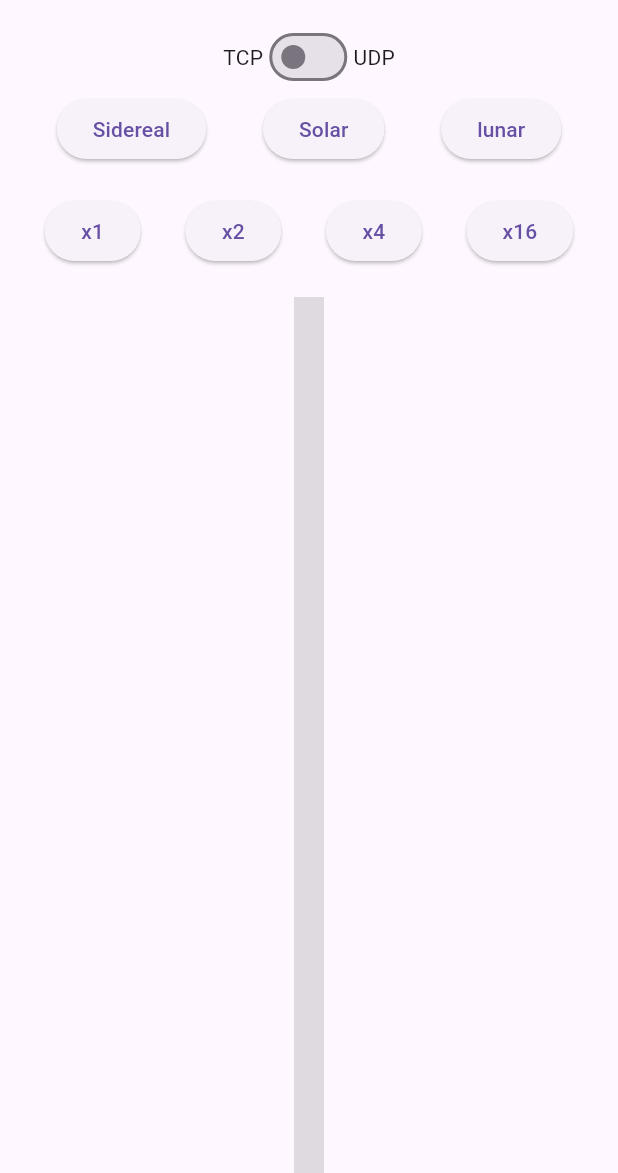
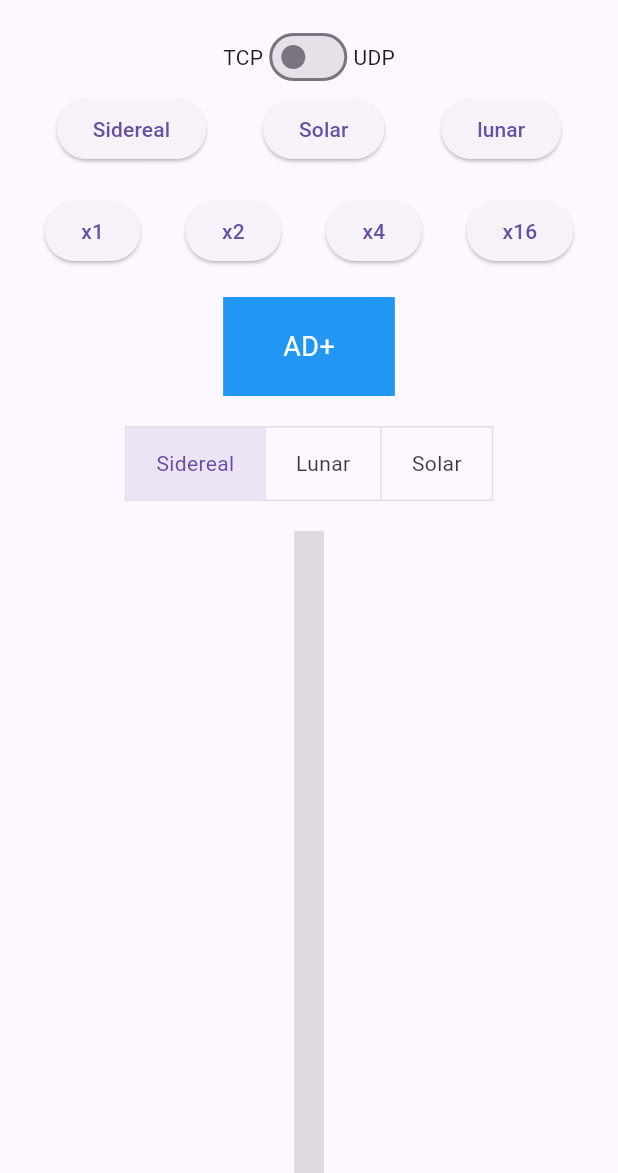
Before and after one commit to air01a/Jonckheere_pilot, a Flutter app: the screen it shows after launch, on a phone screen of 412 x 824 dp, the part 63-1236 px from its top. Run offline on Flutter 3.47's test engine with Material 3 defaults, Android fonts, the phone set to English and light mode, and no system bars.

Commit message:
switch button

```diff
--- a/udp_button_app/lib/main.dart
+++ b/udp_button_app/lib/main.dart
@@ -32,7 +32,8 @@ class _MyHomePageState extends State<MyHomePage> {
   final int serverPort = 4000;
   List<String> debugMessages = [];
   bool udp=false;
-
+  List<bool> _selections = [true, false, false]; // Le premier est sélectionné par défaut
+  String _selectedOption = 'sidereal';
 
    Future<void>  sendUdpMessage(String message) async {
     try {
@@ -168,6 +169,64 @@ Future<void> sendMessage(String message) async {
                 ),
               ],
             ),
+            GestureDetector(
+            onTapDown: (_) {
+              sendMessage("x4");
+            },
+            onTapUp: (_) {
+              sendMessage("x1");
+            },
+            child: Container(
+              margin: EdgeInsets.all(20),
+              padding: EdgeInsets.symmetric(horizontal: 40, vertical: 20),
+              color: Colors.blue,
+              child: Text(
+                'AD+',
+                style: TextStyle(color: Colors.white, fontSize: 18),
+              ),
+            ),
+          ),
+
+          Column(
+        mainAxisAlignment: MainAxisAlignment.center,
+        children: <Widget>[
+          ToggleButtons(
+            isSelected: _selections,
+            onPressed: (int index) {
+              setState(() {
+                for (int i = 0; i < _selections.length; i++) {
+                  _selections[i] = i == index;  // Seul un bouton peut être sélectionné
+                }
+                switch (index) {
+                  case 0:
+                    _selectedOption = 'sidereal';
+                    break;
+                  case 1:
+                    _selectedOption = 'lunar';
+                    break;
+                  case 2:
+                    _selectedOption = 'solar';
+                    break;
+                };
+                sendMessage(_selectedOption);
+              });
+            },
+            children: <Widget>[
+              Padding(
+                padding: const EdgeInsets.symmetric(horizontal: 20),
+                child: Text('Sidereal'),
+              ),
+              Padding(
+                padding: const EdgeInsets.symmetric(horizontal: 20),
+                child: Text('Lunar'),
+              ),
+              Padding(
+                padding: const EdgeInsets.symmetric(horizontal: 20),
+                child: Text('Solar'),
+              ),
+            ],
+          )]),
+
             SizedBox(height: 20), // Espacement avant la zone de débogage
           // Champ de texte multiligne pour afficher les messages de debug
           Expanded(
```
Also changed, not shown: 2 other files.
